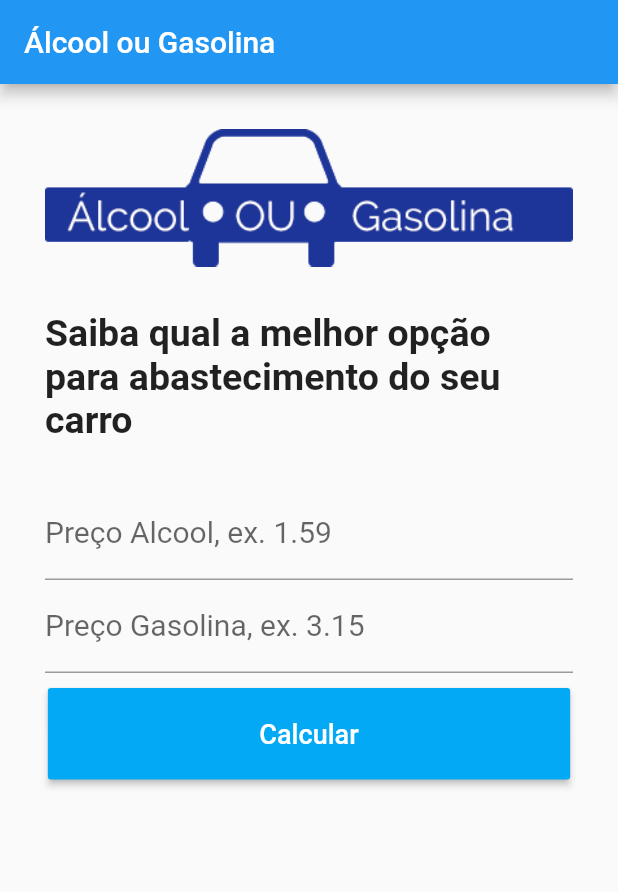
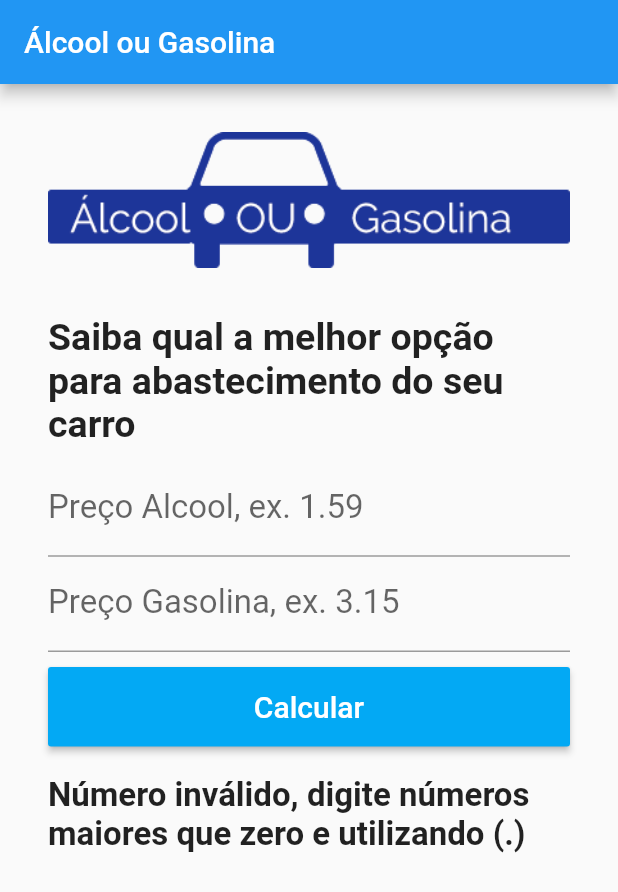
Before and after one commit to wesleysan7os/alcool-ou-gasolina, a Flutter app: the screen it shows after launch, after a tap on "Calcular", on a phone screen of 412 x 824 dp. Shown: the top 892 px of the screen. Run offline on Flutter 3.47's test engine with Material 2 defaults, Android fonts, the phone set to English and light mode, and no system bars.

Commit message:
finalizando o app

```diff
--- a/alcool_gasolina/lib/Home.dart
+++ b/alcool_gasolina/lib/Home.dart
@@ -6,19 +6,57 @@ class Home extends StatefulWidget {
 }
 
 class _HomeState extends State<Home> {
+  TextEditingController _controllerAlcool = TextEditingController();
+  TextEditingController _controllerGasolina = TextEditingController();
+  String _textoResultado = "";
+
+  void _calcular() {
+    double precoAlcool = double.tryParse(_controllerAlcool.text);
+    double precoGasolina = double.tryParse(_controllerGasolina.text);
+
+    if(precoAlcool == null || precoGasolina == null) {
+      setState(() {
+        _textoResultado = "Número inválido, digite números maiores que zero e utilizando (.)";
+      });
+    } else {
+      if((precoAlcool / precoGasolina) >= 0.7) {
+        setState(() {
+          _textoResultado = "Melhor abastecer com gasolina";
+        });
+      } else {
+        setState(() {
+          _textoResultado = "Melhor abastecer com alcool";
+        });
+      }
+    }
+    _limparCampos();
+  }
+
+  void _limparCampos() {
+    setState(() {
+      _controllerAlcool.text = "";
+      _controllerGasolina.text = "";
+    });
+  }
+
   @override
   Widget build(BuildContext context) {
     return Scaffold(
       appBar: AppBar(
         title: Text("Álcool ou Gasolina"),
       ),
-      body: Padding(
-        padding: EdgeInsets.all(30),
+      body: Container(
+        child: SingleChildScrollView(
+          padding: EdgeInsets.all(32),
           child: Column(
+            crossAxisAlignment: CrossAxisAlignment.stretch,
             children: <Widget>[
-            Image.asset("images/logo.png"),
               Padding(
-              padding: EdgeInsets.symmetric(vertical: 30),
+                padding: const EdgeInsets.only(bottom: 32),
+                child: Image.asset("images/logo.png"),
+              ),
+              Padding(
+                  padding: EdgeInsets.only(bottom: 10),
                   child: Text("Saiba qual a melhor opção para abastecimento do seu carro",
                     style: TextStyle(
                         fontSize: 25,
@@ -32,37 +70,50 @@ class _HomeState extends State<Home> {
                 decoration: InputDecoration(
                     labelText: "Preço Alcool, ex. 1.59",
                     labelStyle: TextStyle(
-                  fontSize: 20
+                        fontSize: 22
                     )
                 ),
+                controller: _controllerAlcool,
               ),
-            Padding(
-              padding: const EdgeInsets.only(bottom: 10),
-              child: TextField(
+              TextField(
                 keyboardType: TextInputType.number,
                 decoration: InputDecoration(
                     labelText: "Preço Gasolina, ex. 3.15",
                     labelStyle: TextStyle(
-                    fontSize: 20
+                        fontSize: 22
                     )
                 ),
+                controller: _controllerGasolina,
+              ),
+              Padding(
+                padding: const EdgeInsets.only(top: 10),
+                child: RaisedButton(
+                    color: Colors.lightBlue,
+                    textColor: Colors.white,
+                    padding: EdgeInsets.all(15),
+                    child: Text("Calcular",
+                      style: TextStyle(
+                          fontSize: 20
                       ),
                     ),
-            RaisedButton(
-              onPressed: () {},
-              color: Colors.lightBlue,
-              child: Padding(
-                padding: const EdgeInsets.only(top: 20, bottom: 20, left: 125, right: 125),
-                child: Text("Calcular",
+                    onPressed: () {
+                      _calcular();
+                    }
+                ),
+              ),
+              Padding(
+                padding: EdgeInsets.only(top: 20),
+                child: Text(
+                  _textoResultado,
                   style: TextStyle(
-                    color: Colors.white,
-                    fontSize: 18
-                  ),
+                      fontSize: 22,
+                      fontWeight: FontWeight.bold
                   ),
                 ),
               )
             ],
           ),
+        )
       ),
     );
   }
```
Lines whose indentation alone changed are shown as unchanged.
